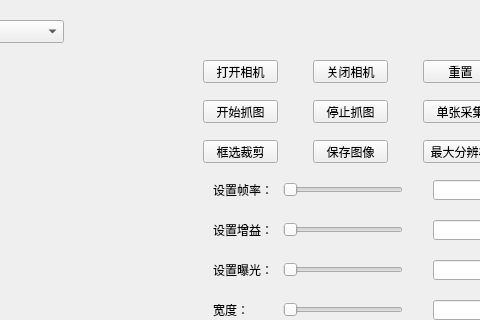
Qt form Dahua_sdk_3/Src/form.ui (3737cc/C-C--) before a commit; both pictures show x 517 to 997 and y 0 to 320 of the 1080 by 661 pixel window.
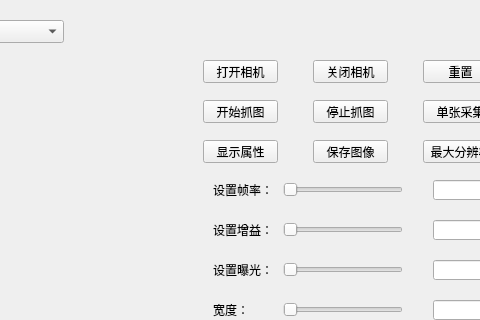
The same form after that commit. Custom widgets are drawn as their Qt base class.

Commit message: 修改完成，连续裁剪，放大裁剪

Diff of the .ui file:
```diff
--- a/Dahua_sdk_3/Src/form.ui
+++ b/Dahua_sdk_3/Src/form.ui
@@ -420,7 +420,7 @@
     </size>
    </property>
    <property name="text">
-    <string>框选裁剪</string>
+    <string>显示属性</string>
    </property>
   </widget>
   <widget class="QLabel" name="label_2">
```
The commit also changes 3 other files.
